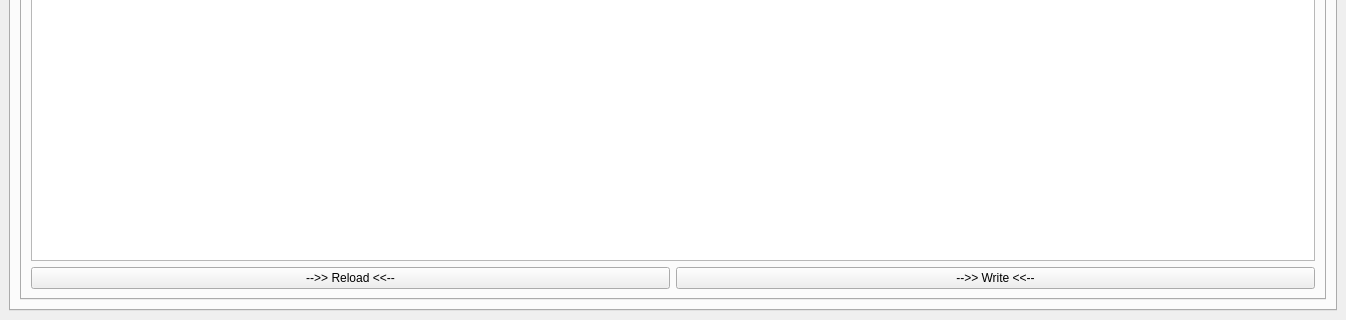
Qt form gui.ui (ryanq47/WhisperNet) before a commit; both pictures show x 0 to 1346 and y 486 to 806 of the 1346 by 806 pixel window.
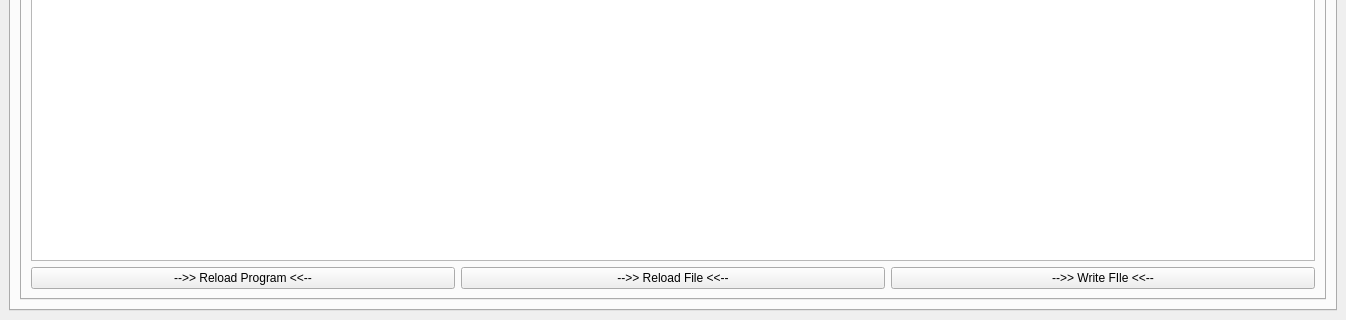
The same form after that commit. Icons and pictures are not drawn.

Commit message: start of settings integration with themes

What changed in the file:
```diff
--- a/gui.ui
+++ b/gui.ui
@@ -4406,7 +4406,7 @@
             <string>Settings</string>
            </attribute>
            <layout class="QGridLayout" name="gridLayout_28">
-            <item row="0" column="0" colspan="2">
+            <item row="0" column="0" colspan="3">
              <widget class="QTextEdit" name="settings_edit">
               <property name="font">
                <font>
@@ -4424,16 +4424,23 @@
              </widget>
             </item>
             <item row="1" column="0">
-             <widget class="QPushButton" name="settings_reload">
+             <widget class="QPushButton" name="program_reload">
               <property name="text">
-               <string>--&gt;&gt; Reload &lt;&lt;--</string>
+               <string>--&gt;&gt; Reload Program &lt;&lt;--</string>
               </property>
              </widget>
             </item>
-            <item row="1" column="1">
+            <item row="1" column="2">
              <widget class="QPushButton" name="settings_write">
               <property name="text">
-               <string>--&gt;&gt; Write &lt;&lt;--</string>
+               <string>--&gt;&gt; Write FIle &lt;&lt;--</string>
+              </property>
+             </widget>
+            </item>
+            <item row="1" column="1">
+             <widget class="QPushButton" name="settings_reload">
+              <property name="text">
+               <string>--&gt;&gt; Reload File &lt;&lt;--</string>
               </property>
              </widget>
             </item>
```
The commit also changes 4 other files.
